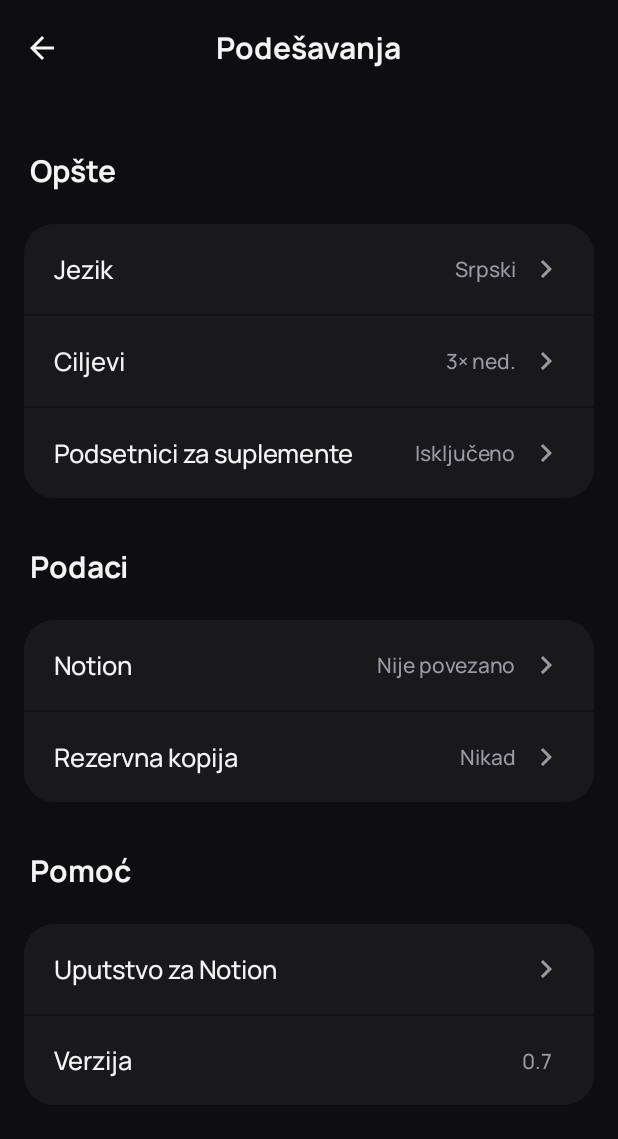
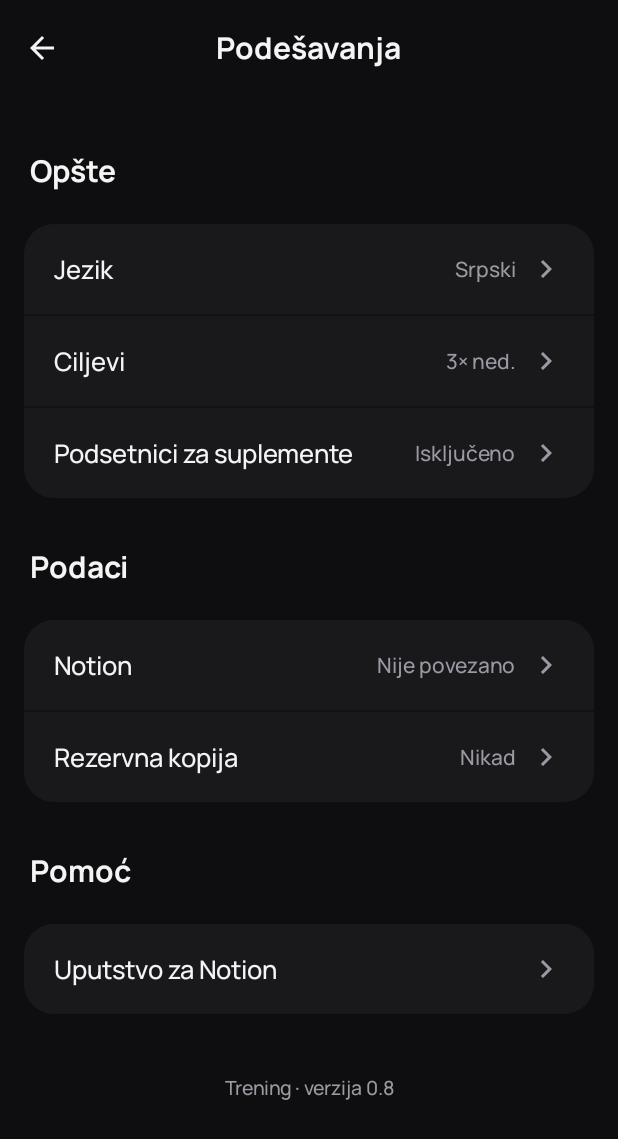
Before and after one commit to vukosavkostic/trening-app, an Android app built with Jetpack Compose: the SettingsScreen screen opened through its navigation route, on a phone screen of 412 x 824 dp. Shown: the top 1139 px of the screen. Run offline under Robolectric (Android 15) with nearby library versions, the phone set to English and light mode, and no system bars; our stand-ins replace Room's generated code; pictures from the network do not load.

Commit message:
v0.8: verzija na dnu podesavanja, ceo prompt odmah vidljiv

```diff
--- a/app/build.gradle
+++ b/app/build.gradle
@@ -15,8 +15,8 @@ android {
         applicationId 'com.vukos.trening'
         minSdk 28   // ImageDecoder (EXIF rotacija slika)
         targetSdk 34
-        versionCode 7
-        versionName '0.7'
+        versionCode 8
+        versionName '0.8'
     }
     // Release kljuc i lozinka su van repozitorijuma: ~/.gradle/gradle.properties
     // (TRENING_STORE_FILE, TRENING_STORE_PASSWORD). Bez njih se koristi debug kljuc.
--- a/app/src/main/java/com/vukos/trening/ui/settings/SettingsScreen.kt
+++ b/app/src/main/java/com/vukos/trening/ui/settings/SettingsScreen.kt
@@ -387,10 +387,15 @@ fun SettingsScreen(
         }
         com.vukos.trening.ui.common.GroupHeader(tr("Pomoć", "Help"))
         com.vukos.trening.ui.common.SettingsGroup {
-            com.vukos.trening.ui.common.SettingsRow(tr("Uputstvo za Notion", "Notion guide"), onClick = onHelp)
-            com.vukos.trening.ui.common.SettingsRow(tr("Verzija", "Version"), com.vukos.trening.BuildConfig.VERSION_NAME, divider = false)
+            com.vukos.trening.ui.common.SettingsRow(tr("Uputstvo za Notion", "Notion guide"), onClick = onHelp, divider = false)
         }
-        Spacer(Modifier.height(16.dp))
+        // Verzija aplikacije na dnu.
+        Text(
+            "Trening · ${tr("verzija", "version")} ${com.vukos.trening.BuildConfig.VERSION_NAME}",
+            style = MaterialTheme.typography.bodySmall, color = MaterialTheme.colorScheme.onSurfaceVariant,
+            textAlign = androidx.compose.ui.text.style.TextAlign.Center,
+            modifier = Modifier.fillMaxWidth().padding(top = 28.dp, bottom = 16.dp),
+        )
     }
 
     if (langSheet) androidx.compose.material3.ModalBottomSheet(
```
Also changed, not shown: app/src/main/java/com/vukos/trening/ui/help/NotionHelpScreen.kt (+2 -6 lines).
